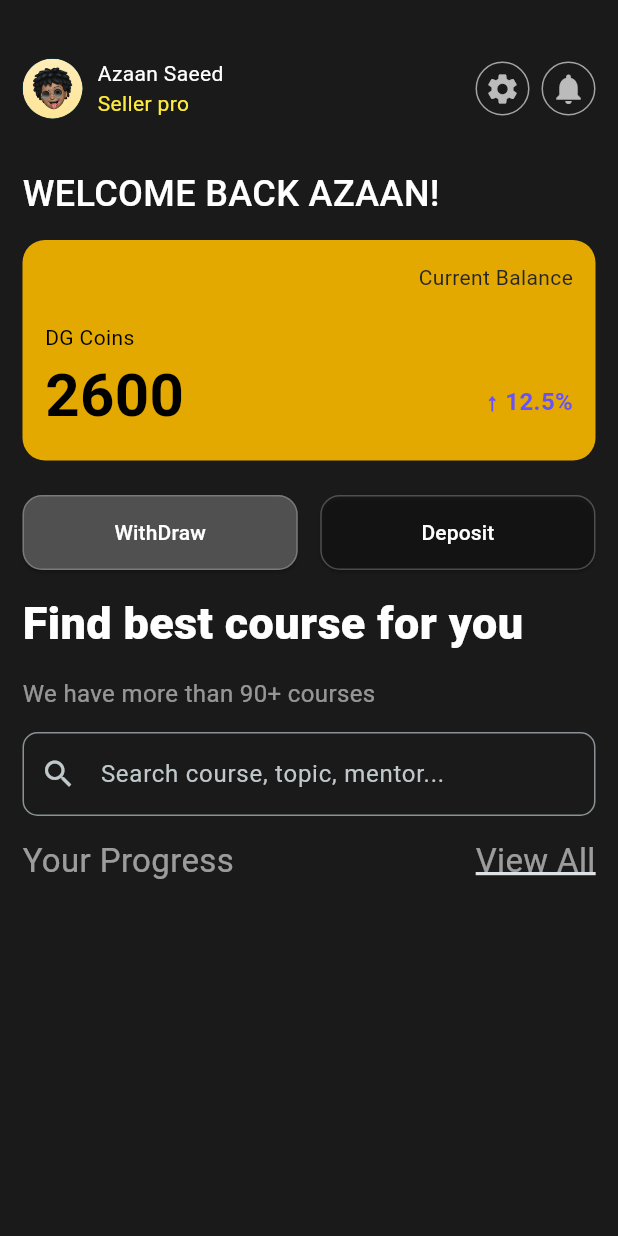
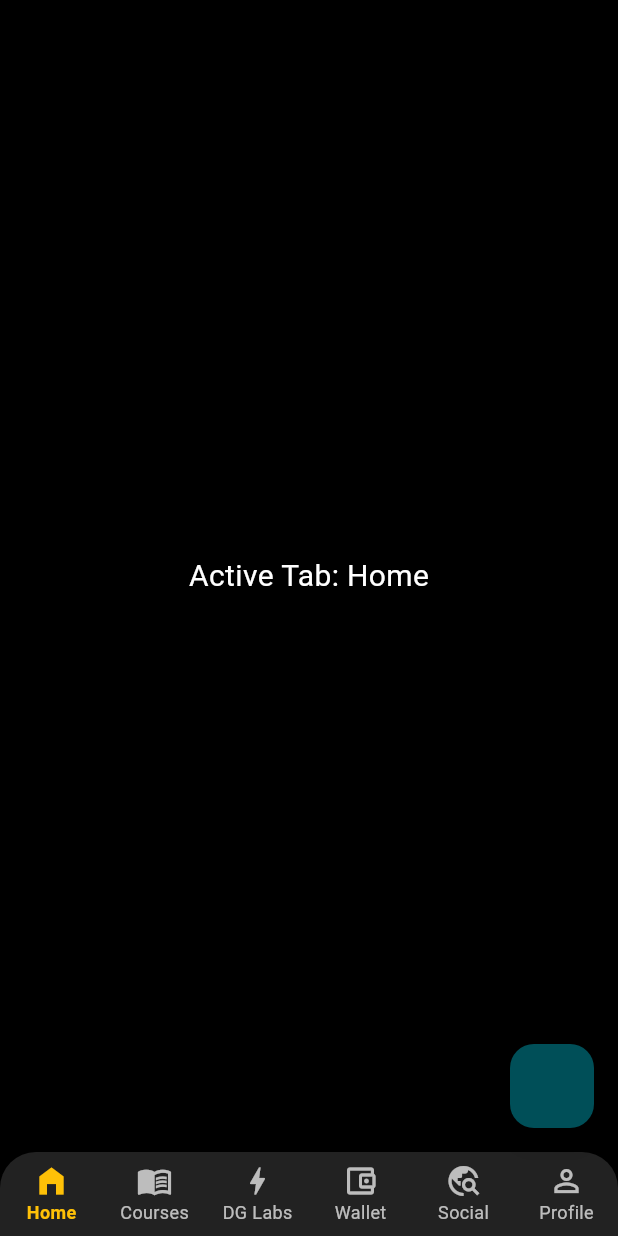
Before and after one commit to MeharAzaan/DigitalGoldmine, a Flutter app: the screen it shows after launch, on a phone screen of 412 x 824 dp. Run offline on Flutter 3.47's test engine with Material 3 defaults, Android fonts, the phone set to English and light mode, and no system bars.

Commit message:
almost UI complete

```diff
--- /dev/null
+++ b/lib/View/mainpage.dart
@@ -0,0 +1,83 @@
+import 'package:flutter/material.dart';
+
+final List<IconData> navIcons = [
+  Icons.home_filled,                      // Home
+  Icons.menu_book_outlined,               // Courses (open book)
+  Icons.bolt_outlined,                    // DG Labs (lightning bolt)
+  Icons.account_balance_wallet_outlined,  // Wallet
+  Icons.travel_explore,                   // Social (globe with magnifier)
+  Icons.person_outline,                   // Profile
+];
+
+final List<String> navLabels = [
+  'Home',
+  'Courses',
+  'DG Labs',
+  'Wallet',
+  'Social',
+  'Profile',
+];
+
+class Mainpage extends StatefulWidget {
+  const Mainpage({super.key});
+
+  @override
+  State<Mainpage> createState() => _MainpageState();
+}
+
+class _MainpageState extends State<Mainpage> {
+  int _selectedIndex = 0; // Tracks the active tab
+
+  void _onItemTapped(int index) {
+    setState(() {
+      _selectedIndex = index;
+    });
+  }
+
+  @override
+  Widget build(BuildContext context) {
+    return Scaffold(
+      backgroundColor: Colors.black, // Dark background for the app body
+      body: Center(
+        child: Text(
+          'Active Tab: ${navLabels[_selectedIndex]}',
+          style: const TextStyle(color: Colors.white, fontSize: 20),
+        ),
+      ),
+      bottomNavigationBar: Container(
+        decoration: const BoxDecoration(
+          boxShadow: [
+            BoxShadow(color: Colors.black12, blurRadius: 10, spreadRadius: 2),
+          ],
+        ),
+        child: ClipRRect(
+          borderRadius: const BorderRadius.only(
+            topLeft: Radius.circular(24.0),
+            topRight: Radius.circular(24.0),
+          ),
+          child: BottomNavigationBar(
+            type: BottomNavigationBarType.fixed,
+            backgroundColor: const Color(0xFF222222),
+            selectedItemColor: Colors.amber,
+            unselectedItemColor: Colors.white70,
+            selectedLabelStyle: const TextStyle(fontSize: 12, fontWeight: FontWeight.w600),
+            unselectedLabelStyle: const TextStyle(fontSize: 12, fontWeight: FontWeight.normal),
+            currentIndex: _selectedIndex,
+            onTap: _onItemTapped,
+
+            // Loop through your arrays to generate the items dynamically
+            items: List.generate(
+              navIcons.length,
+              (index) => BottomNavigationBarItem(
+                icon: Icon(navIcons[index]),
+                label: navLabels[index],
+              ),
+            ),
+          ),
+        ),
+      ),
+      floatingActionButton: FloatingActionButton(onPressed: (){}),
+    );
+
+  }
+}
--- a/lib/main.dart
+++ b/lib/main.dart
@@ -10,6 +10,7 @@
 // import 'package:digital_goldmine/View/setupproflie.dart';
 // import 'package:digital_goldmine/View/twoof2.dart';
 import 'package:digital_goldmine/View/homescreen.dart';
+import 'package:digital_goldmine/View/mainpage.dart';
 import 'package:digital_goldmine/View/notificationUI.dart';
 import 'package:digital_goldmine/View/profile.dart';
 // import 'package:digital_goldmine/View/settings.dart';
@@ -39,7 +40,7 @@ class MyApp extends StatelessWidget {
           brightness: Brightness.dark, // Switches default text/icon themes to light so they are visible
         ),
       ),
-      home: const Homescreen(),
+      home: const Mainpage(),
     );
   }
 }
--- a/pubspec.yaml
+++ b/pubspec.yaml
@@ -80,6 +80,8 @@ flutter:
     - Assets/images/twoof2.png
     - Assets/images/firstimage.png
     - Assets/images/secondimage.png
+    - Assets/images/digitalempire.png
+    - Assets/images/book.png
   # An image asset can refer to one or more resolution-specific "variants", see
   # https://flutter.dev/to/resolution-aware-images
 
```
Also changed, not shown: lib/View/homescreen.dart (+41 -2 lines), Assets/images/book.png (added), Assets/images/digitalempire.png (added).
